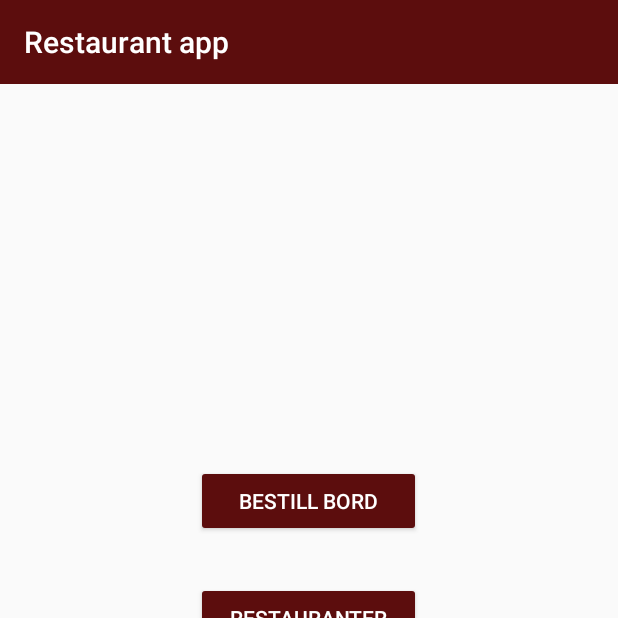
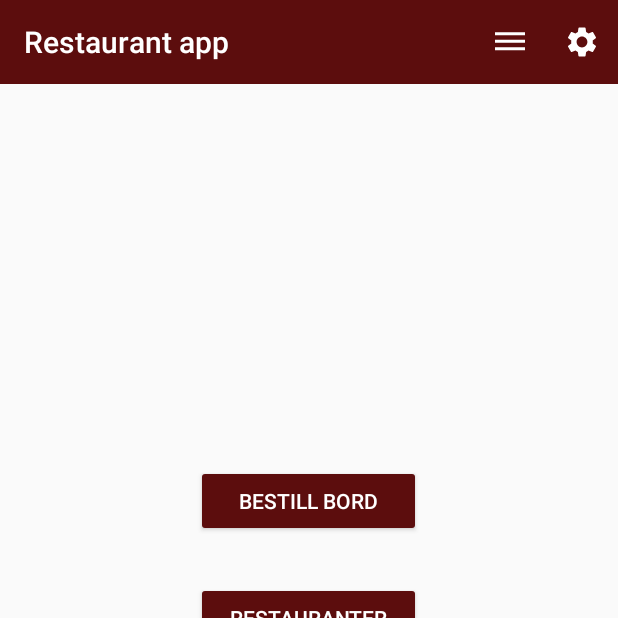
Before and after one commit to WilliamNerem/ApputviklingMappe2, an Android app: the screen it shows after launch (MainActivity), on a phone screen of 412 x 824 dp, the top half of it. Run offline under Robolectric (Android 15) with nearby library versions, the phone set to English and light mode, and no system bars.

Commit message:
Lagt til filer for bestill bord, restauranter og venner

```diff
--- /dev/null
+++ b/ApputviklingMappe2/app/src/main/java/com/example/apputviklingmappe2/BestillBord.java
@@ -0,0 +1,4 @@
+package com.example.apputviklingmappe2;
+
+public class BestillBord {
+}
--- a/ApputviklingMappe2/app/src/main/java/com/example/apputviklingmappe2/MainActivity.java
+++ b/ApputviklingMappe2/app/src/main/java/com/example/apputviklingmappe2/MainActivity.java
@@ -3,10 +3,18 @@ package com.example.apputviklingmappe2;
 import androidx.appcompat.app.AppCompatActivity;
 import androidx.appcompat.widget.Toolbar;
 
+import android.content.Intent;
 import android.os.Bundle;
+import android.view.Menu;
+import android.view.MenuInflater;
+import android.view.View;
+import android.widget.Button;
 
 public class MainActivity extends AppCompatActivity {
 
+    private Button tvButtonBestillBord;
+    private Button tvButtonRestauranter;
+    private Button tvButtonVenner;
     private Toolbar toolbar;
 
     @Override
@@ -15,6 +23,39 @@ public class MainActivity extends AppCompatActivity {
         setContentView(R.layout.activity_main);
         toolbar=findViewById(R.id.app_bar);
         setSupportActionBar(toolbar);
+        tvButtonBestillBord = findViewById(R.id.button_bestill_bord);
+        tvButtonRestauranter = findViewById(R.id.button_restauranter);
+        tvButtonVenner = findViewById(R.id.button_venner);
 
     }
+
+    @Override
+    public boolean onCreateOptionsMenu(Menu menu) {
+        MenuInflater inflater = getMenuInflater();
+        inflater.inflate(R.menu.menu, menu);
+        return true;
+    }
+
+    private void buttons(){
+        tvButtonBestillBord.setOnClickListener(new View.OnClickListener() {
+            @Override
+            public void onClick(View v) {
+                startActivity(new Intent(MainActivity.this, BestillBord.class));
+            }
+
+        });
+
+        tvButtonRestauranter.setOnClickListener(new View.OnClickListener() {
+            @Override
+            public void onClick(View v) {
+                startActivity(new Intent(MainActivity.this, Restauranter.class));
+            }
+        });
+        tvButtonVenner.setOnClickListener(new View.OnClickListener() {
+            @Override
+            public void onClick(View v) {
+                startActivity(new Intent(MainActivity.this, Venner.class));
+            }
+        });
+    }
 }
--- /dev/null
+++ b/ApputviklingMappe2/app/src/main/java/com/example/apputviklingmappe2/Restauranter.java
@@ -0,0 +1,4 @@
+package com.example.apputviklingmappe2;
+
+public class Restauranter {
+}
--- /dev/null
+++ b/ApputviklingMappe2/app/src/main/java/com/example/apputviklingmappe2/Venner.java
@@ -0,0 +1,4 @@
+package com.example.apputviklingmappe2;
+
+public class Venner {
+}
--- a/ApputviklingMappe2/app/src/main/res/layout/activity_main.xml
+++ b/ApputviklingMappe2/app/src/main/res/layout/activity_main.xml
@@ -17,7 +17,7 @@
 
         <Button
             style="@style/Widget.AppCompat.Button.Colored"
-            android:id="@+id/button_start"
+            android:id="@+id/button_bestill_bord"
             android:layout_width="wrap_content"
             android:layout_height="wrap_content"
             android:width="150dp"
@@ -25,7 +25,7 @@
 
         <Button
             style="@style/Widget.AppCompat.Button.Colored"
-            android:id="@+id/button_statistikk"
+            android:id="@+id/button_restauranter"
             android:layout_width="wrap_content"
             android:layout_height="wrap_content"
             android:layout_marginTop="30dp"
@@ -34,7 +34,7 @@
 
         <Button
             style="@style/Widget.AppCompat.Button.Colored"
-            android:id="@+id/button_preferanser"
+            android:id="@+id/button_venner"
             android:layout_width="wrap_content"
             android:layout_height="wrap_content"
             android:layout_marginTop="30dp"
--- /dev/null
+++ b/ApputviklingMappe2/app/src/main/res/layout/bestill_bord.xml
@@ -0,0 +1,6 @@
+<?xml version="1.0" encoding="utf-8"?>
+<androidx.constraintlayout.widget.ConstraintLayout xmlns:android="http://schemas.android.com/apk/res/android"
+    android:layout_width="match_parent"
+    android:layout_height="match_parent">
+
+</androidx.constraintlayout.widget.ConstraintLayout>
--- /dev/null
+++ b/ApputviklingMappe2/app/src/main/res/layout/restauranter.xml
@@ -0,0 +1,6 @@
+<?xml version="1.0" encoding="utf-8"?>
+<androidx.constraintlayout.widget.ConstraintLayout xmlns:android="http://schemas.android.com/apk/res/android"
+    android:layout_width="match_parent"
+    android:layout_height="match_parent">
+
+</androidx.constraintlayout.widget.ConstraintLayout>
--- /dev/null
+++ b/ApputviklingMappe2/app/src/main/res/layout/venner.xml
@@ -0,0 +1,6 @@
+<?xml version="1.0" encoding="utf-8"?>
+<androidx.constraintlayout.widget.ConstraintLayout xmlns:android="http://schemas.android.com/apk/res/android"
+    android:layout_width="match_parent"
+    android:layout_height="match_parent">
+
+</androidx.constraintlayout.widget.ConstraintLayout>
```
